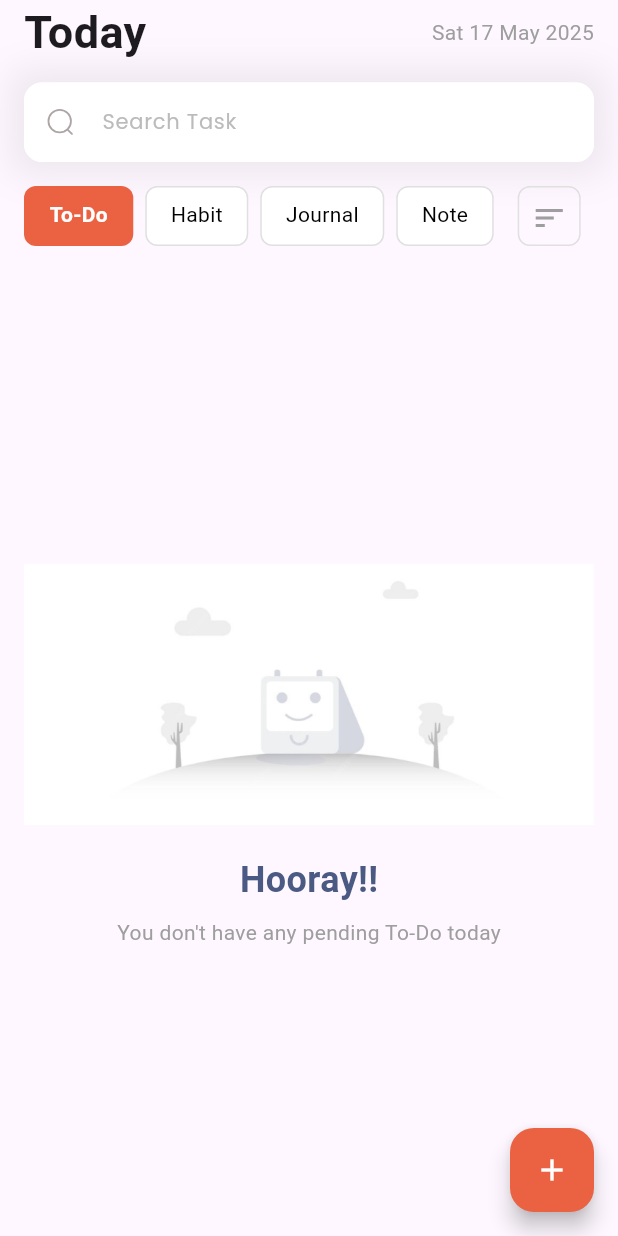
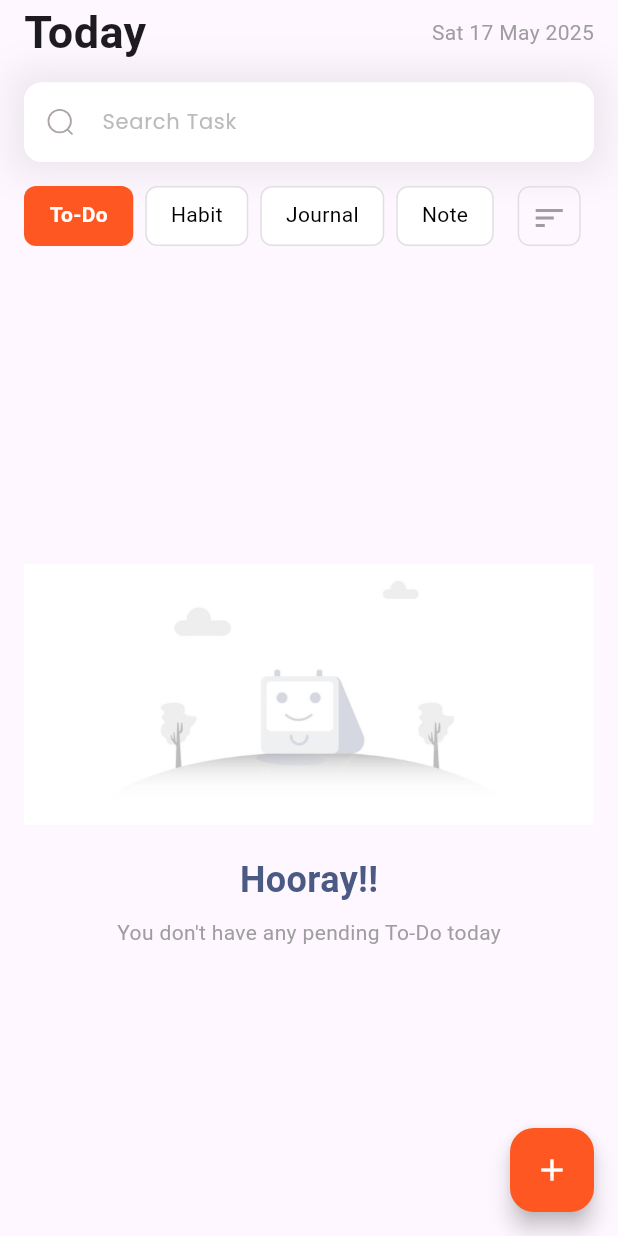
Before and after one commit to MaharajMM/taskly, a Flutter app: the HomeView screen opened directly, on a phone screen of 412 x 824 dp. Run offline on Flutter 3.47's test engine with Material 3 defaults, Android fonts, the phone set to English and light mode, and no system bars; our stand-ins replace another_flushbar, auto_route, dio, flash, flex_color_scheme, flutter_form_builder and 10 more; missing offline and left inert: duration, flutter_displaymode, flutter_secure_storage_x, platform_info, slang, talker_dio_logger and 1 more; accounts and stored records are empty; generated files the repository leaves out were written again; statements that could not run were skipped.

Commit message:
App Icon added

```diff
--- a/lib/const/resource.dart
+++ b/lib/const/resource.dart
@@ -54,11 +54,17 @@ class R {
   static const String ASSETS_IMAGES_EMPTY_TASK_PNG =
       'assets/images/empty-task.png';
 
-  /// ![preview](file:///Users/maharajmadanmohan/Desktop/Development/assignments/taskly/assets/images/logo-icon.svg)
-  static const String ASSETS_IMAGES_LOGO_ICON_SVG =
-      'assets/images/logo-icon.svg';
-
   /// ![preview](file:///Users/maharajmadanmohan/Desktop/Development/assignments/taskly/assets/images/top-right-white-blurred.png)
   static const String ASSETS_IMAGES_TOP_RIGHT_WHITE_BLURRED_PNG =
       'assets/images/top-right-white-blurred.png';
+
+  /// ![preview](file:///Users/maharajmadanmohan/Desktop/Development/assignments/taskly/assets/logo/logo-icon.svg)
+  static const String ASSETS_LOGO_LOGO_ICON_SVG = 'assets/logo/logo-icon.svg';
+
+  /// ![preview](file:///Users/maharajmadanmohan/Desktop/Development/assignments/taskly/assets/logo/logo_android.png)
+  static const String ASSETS_LOGO_LOGO_ANDROID_PNG =
+      'assets/logo/logo_android.png';
+
+  /// ![preview](file:///Users/maharajmadanmohan/Desktop/Development/assignments/taskly/assets/logo/logo_ios.png)
+  static const String ASSETS_LOGO_LOGO_IOS_PNG = 'assets/logo/logo_ios.png';
 }
--- a/lib/features/home/view/home_page.dart
+++ b/lib/features/home/view/home_page.dart
@@ -74,7 +74,7 @@ class _HomeViewState extends State<HomeView> with SingleTickerProviderStateMixin
         onPressed: () {
           // Add new task functionality
         },
-        backgroundColor: const Color(0xFFEA6242),
+        backgroundColor: AppColors.kPrimaryColor,
         child: const Icon(Icons.add, color: Colors.white),
       ),
       body: SafeArea(
@@ -266,7 +266,7 @@ class _HomeViewState extends State<HomeView> with SingleTickerProviderStateMixin
         margin: const EdgeInsets.only(right: 8),
         padding: const EdgeInsets.symmetric(horizontal: 16, vertical: 8),
         decoration: BoxDecoration(
-          color: isSelected ? const Color(0xFFEA6242) : Colors.white,
+          color: isSelected ? AppColors.kPrimaryColor : Colors.white,
           borderRadius: BorderRadius.circular(8),
           border: Border.all(
             color: isSelected ? Colors.transparent : Colors.grey[300]!,
--- a/lib/features/login/view/login_base_page.dart
+++ b/lib/features/login/view/login_base_page.dart
@@ -51,7 +51,7 @@ class LoginBasePage extends StatelessWidget {
                             backgroundColor: AppColors.kPrimaryColor,
                             child: SvgPicture.asset(
                               height: 20,
-                              R.ASSETS_IMAGES_LOGO_ICON_SVG,
+                              R.ASSETS_LOGO_LOGO_ICON_SVG,
                               colorFilter: const ColorFilter.mode(
                                 AppColors.kwhite,
                                 BlendMode.srcIn,
--- a/lib/features/splash/view/splash_view.dart
+++ b/lib/features/splash/view/splash_view.dart
@@ -136,7 +136,7 @@ class _LoaderChildState extends State<LoaderChild> {
                   CircleAvatar(
                     radius: 45,
                     backgroundColor: AppColors.kwhite,
-                    child: SvgPicture.asset(R.ASSETS_IMAGES_LOGO_ICON_SVG),
+                    child: SvgPicture.asset(R.ASSETS_LOGO_LOGO_ICON_SVG),
                   ),
                   SizedBox(width: 12),
                   Text(
```
Also changed, not shown: lib/core/router/router.dart (+5 -4 lines), pubspec.yaml (+11 -0 lines), assets/logo/logo-icon.svg (renamed from assets/images/logo-icon.svg), assets/logo/logo_android.png (added), assets/logo/logo_ios.png (added), pubspec.lock, 35 other files.
